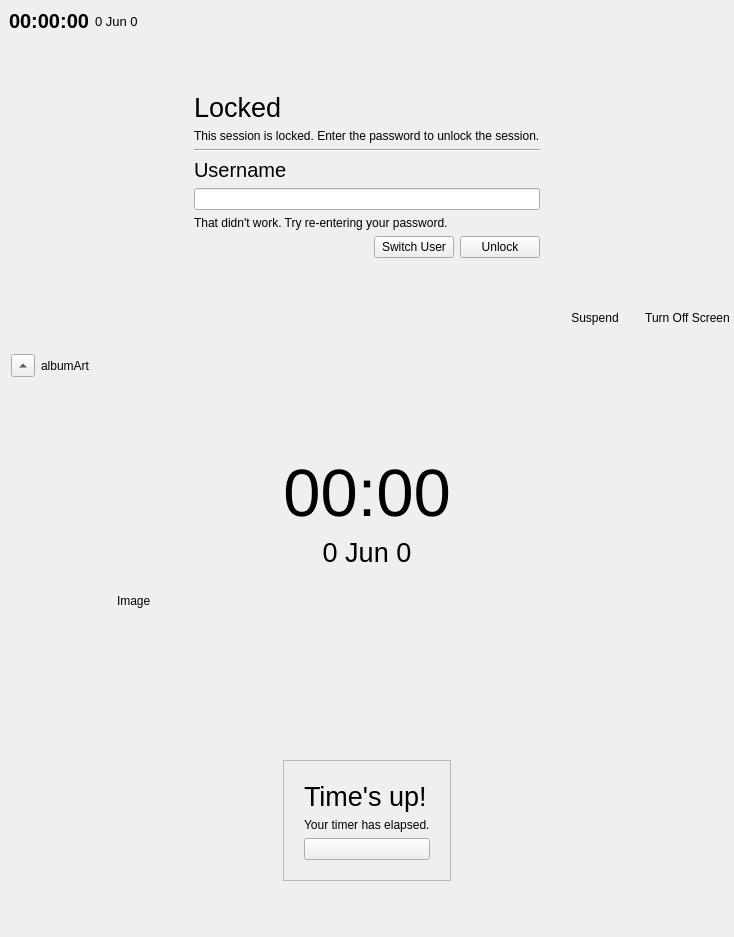
First picture: the form in mainwindow.ui, repository vicr123/tsscreenlock, before the edit.
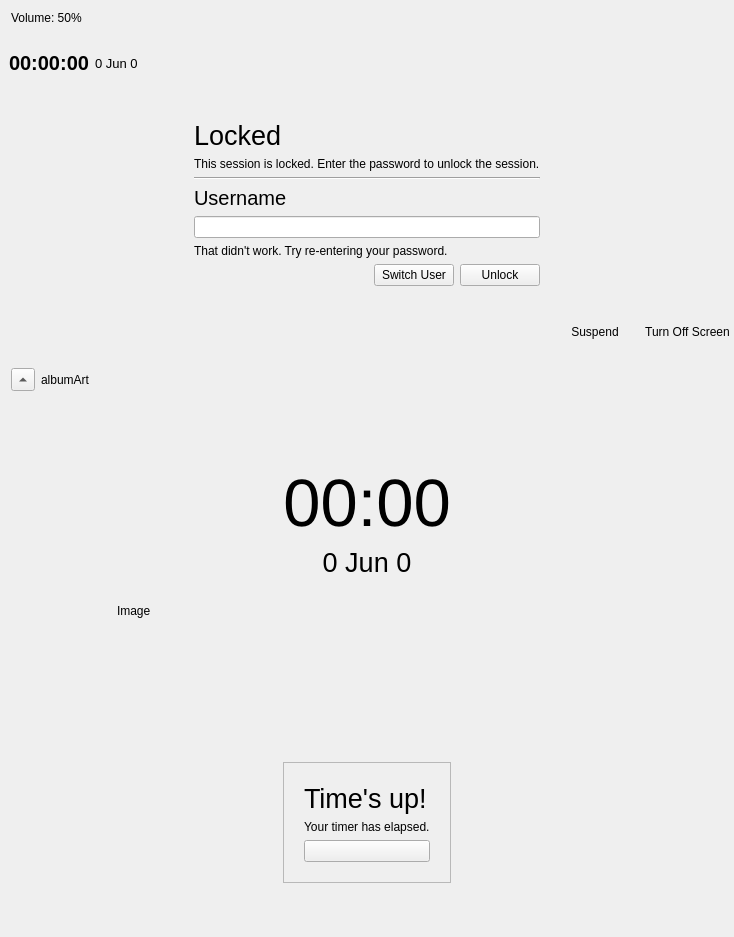
Second picture: the form after the edit. Icons and pictures are not drawn. Custom widgets are drawn as their Qt base class.

Commit message: New animations, volume hotkeys

Diff of the .ui file:
```diff
--- a/mainwindow.ui
+++ b/mainwindow.ui
@@ -30,78 +30,7 @@
     <property name="bottomMargin">
      <number>0</number>
     </property>
-    <item row="0" column="0" colspan="3">
-     <widget class="QFrame" name="frame">
-      <property name="font">
-       <font>
-        <pointsize>15</pointsize>
-       </font>
-      </property>
-      <property name="autoFillBackground">
-       <bool>true</bool>
-      </property>
-      <property name="frameShape">
-       <enum>QFrame::NoFrame</enum>
-      </property>
-      <property name="frameShadow">
-       <enum>QFrame::Raised</enum>
-      </property>
-      <layout class="QHBoxLayout" name="horizontalLayout_2">
-       <property name="leftMargin">
-        <number>9</number>
-       </property>
-       <property name="topMargin">
-        <number>9</number>
-       </property>
-       <property name="rightMargin">
-        <number>9</number>
-       </property>
-       <property name="bottomMargin">
-        <number>9</number>
-       </property>
-       <item>
-        <widget class="QLabel" name="timeLabel">
-         <property name="font">
-          <font>
-           <pointsize>15</pointsize>
-           <weight>75</weight>
-           <bold>true</bold>
-          </font>
-         </property>
-         <property name="text">
-          <string>00:00:00</string>
-         </property>
-        </widget>
-       </item>
-       <item>
-        <widget class="QLabel" name="dateLabel">
-         <property name="font">
-          <font>
-           <pointsize>10</pointsize>
-          </font>
-         </property>
-         <property name="text">
-          <string>0 Jun 0</string>
-         </property>
-        </widget>
-       </item>
-       <item>
-        <spacer name="horizontalSpacer_4">
-         <property name="orientation">
-          <enum>Qt::Horizontal</enum>
-         </property>
-         <property name="sizeHint" stdset="0">
-          <size>
-           <width>40</width>
-           <height>20</height>
-          </size>
-         </property>
-        </spacer>
-       </item>
-      </layout>
-     </widget>
-    </item>
-    <item row="7" column="0" colspan="3">
+    <item row="8" column="0" colspan="3">
      <widget class="CoverFrame" name="Cover">
       <property name="autoFillBackground">
        <bool>true</bool>
@@ -424,7 +353,8 @@
                 <string/>
                </property>
                <property name="icon">
-                <iconset theme="media-playback-stop"/>
+                <iconset theme="media-playback-stop">
+                 <normaloff>.</normaloff>.</iconset>
                </property>
                <property name="iconSize">
                 <size>
@@ -443,7 +373,78 @@
       </layout>
      </widget>
     </item>
-    <item row="1" column="1">
+    <item row="1" column="0" colspan="3">
+     <widget class="QFrame" name="frame">
+      <property name="font">
+       <font>
+        <pointsize>15</pointsize>
+       </font>
+      </property>
+      <property name="autoFillBackground">
+       <bool>true</bool>
+      </property>
+      <property name="frameShape">
+       <enum>QFrame::NoFrame</enum>
+      </property>
+      <property name="frameShadow">
+       <enum>QFrame::Raised</enum>
+      </property>
+      <layout class="QHBoxLayout" name="horizontalLayout_2">
+       <property name="leftMargin">
+        <number>9</number>
+       </property>
+       <property name="topMargin">
+        <number>9</number>
+       </property>
+       <property name="rightMargin">
+        <number>9</number>
+       </property>
+       <property name="bottomMargin">
+        <number>9</number>
+       </property>
+       <item>
+        <widget class="QLabel" name="timeLabel">
+         <property name="font">
+          <font>
+           <pointsize>15</pointsize>
+           <weight>75</weight>
+           <bold>true</bold>
+          </font>
+         </property>
+         <property name="text">
+          <string>00:00:00</string>
+         </property>
+        </widget>
+       </item>
+       <item>
+        <widget class="QLabel" name="dateLabel">
+         <property name="font">
+          <font>
+           <pointsize>10</pointsize>
+          </font>
+         </property>
+         <property name="text">
+          <string>0 Jun 0</string>
+         </property>
+        </widget>
+       </item>
+       <item>
+        <spacer name="horizontalSpacer_4">
+         <property name="orientation">
+          <enum>Qt::Horizontal</enum>
+         </property>
+         <property name="sizeHint" stdset="0">
+          <size>
+           <width>40</width>
+           <height>20</height>
+          </size>
+         </property>
+        </spacer>
+       </item>
+      </layout>
+     </widget>
+    </item>
+    <item row="2" column="1">
      <spacer name="verticalSpacer">
       <property name="orientation">
        <enum>Qt::Vertical</enum>
@@ -456,7 +457,7 @@
       </property>
      </spacer>
     </item>
-    <item row="2" column="2">
+    <item row="3" column="2">
      <spacer name="horizontalSpacer_2">
       <property name="orientation">
        <enum>Qt::Horizontal</enum>
@@ -469,7 +470,33 @@
       </property>
      </spacer>
     </item>
-    <item row="2" column="1">
+    <item row="3" column="0">
+     <spacer name="horizontalSpacer">
+      <property name="orientation">
+       <enum>Qt::Horizontal</enum>
+      </property>
+      <property name="sizeHint" stdset="0">
+       <size>
+        <width>63</width>
+        <height>20</height>
+       </size>
+      </property>
+     </spacer>
+    </item>
+    <item row="4" column="1">
+     <spacer name="verticalSpacer_2">
+      <property name="orientation">
+       <enum>Qt::Vertical</enum>
+      </property>
+      <property name="sizeHint" stdset="0">
+       <size>
+        <width>20</width>
+        <height>70</height>
+       </size>
+      </property>
+     </spacer>
+    </item>
+    <item row="3" column="1">
      <widget class="QFrame" name="lockFrame">
       <property name="autoFillBackground">
        <bool>true</bool>
@@ -598,98 +625,7 @@
       </layout>
      </widget>
     </item>
-    <item row="2" column="0">
-     <spacer name="horizontalSpacer">
-      <property name="orientation">
-       <enum>Qt::Horizontal</enum>
-      </property>
-      <property name="sizeHint" stdset="0">
-       <size>
-        <width>63</width>
-        <height>20</height>
-       </size>
-      </property>
-     </spacer>
-    </item>
-    <item row="3" column="1">
-     <spacer name="verticalSpacer_2">
-      <property name="orientation">
-       <enum>Qt::Vertical</enum>
-      </property>
-      <property name="sizeHint" stdset="0">
-       <size>
-        <width>20</width>
-        <height>70</height>
-       </size>
-      </property>
-     </spacer>
-    </item>
-    <item row="4" column="0" colspan="3">
-     <widget class="QFrame" name="frame_3">
-      <property name="frameShape">
-       <enum>QFrame::NoFrame</enum>
-      </property>
-      <property name="frameShadow">
-       <enum>QFrame::Raised</enum>
-      </property>
-      <layout class="QHBoxLayout" name="horizontalLayout_3">
-       <property name="leftMargin">
-        <number>0</number>
-       </property>
-       <property name="topMargin">
-        <number>0</number>
-       </property>
-       <property name="rightMargin">
-        <number>0</number>
-       </property>
-       <property name="bottomMargin">
-        <number>0</number>
-       </property>
-       <item>
-        <spacer name="horizontalSpacer_7">
-         <property name="orientation">
-          <enum>Qt::Horizontal</enum>
-         </property>
-         <property name="sizeHint" stdset="0">
-          <size>
-           <width>518</width>
-           <height>20</height>
-          </size>
-         </property>
-        </spacer>
-       </item>
-       <item>
-        <widget class="QPushButton" name="pushButton_4">
-         <property name="text">
-          <string>Suspend</string>
-         </property>
-         <property name="icon">
-          <iconset theme="system-suspend">
-           <normaloff>.</normaloff>.</iconset>
-         </property>
-         <property name="flat">
-          <bool>true</bool>
-         </property>
-        </widget>
-       </item>
-       <item>
-        <widget class="QPushButton" name="pushButton_3">
-         <property name="text">
-          <string>Turn Off Screen</string>
-         </property>
-         <property name="icon">
-          <iconset theme="video-display">
-           <normaloff>.</normaloff>.</iconset>
-         </property>
-         <property name="flat">
-          <bool>true</bool>
-         </property>
-        </widget>
-       </item>
-      </layout>
-     </widget>
-    </item>
-    <item row="6" column="0" colspan="3">
+    <item row="7" column="0" colspan="3">
      <widget class="TopBorderFrame" name="mprisFrame">
       <property name="sizePolicy">
        <sizepolicy hsizetype="Preferred" vsizetype="Fixed">
@@ -814,7 +750,7 @@
       </layout>
      </widget>
     </item>
-    <item row="5" column="0" colspan="2">
+    <item row="6" column="0" colspan="2">
      <widget class="QFrame" name="paddingFrame">
       <property name="sizePolicy">
        <sizepolicy hsizetype="Preferred" vsizetype="Fixed">
@@ -830,6 +766,93 @@
       </property>
      </widget>
     </item>
+    <item row="5" column="0" colspan="3">
+     <widget class="QFrame" name="frame_3">
+      <property name="frameShape">
+       <enum>QFrame::NoFrame</enum>
+      </property>
+      <property name="frameShadow">
+       <enum>QFrame::Raised</enum>
+      </property>
+      <layout class="QHBoxLayout" name="horizontalLayout_3">
+       <property name="leftMargin">
+        <number>0</number>
+       </property>
+       <property name="topMargin">
+        <number>0</number>
+       </property>
+       <property name="rightMargin">
+        <number>0</number>
+       </property>
+       <property name="bottomMargin">
+        <number>0</number>
+       </property>
+       <item>
+        <spacer name="horizontalSpacer_7">
+         <property name="orientation">
+          <enum>Qt::Horizontal</enum>
+         </property>
+         <property name="sizeHint" stdset="0">
+          <size>
+           <width>518</width>
+           <height>20</height>
+          </size>
+         </property>
+        </spacer>
+       </item>
+       <item>
+        <widget class="QPushButton" name="pushButton_4">
+         <property name="text">
+          <string>Suspend</string>
+         </property>
+         <property name="icon">
+          <iconset theme="system-suspend">
+           <normaloff>.</normaloff>.</iconset>
+         </property>
+         <property name="flat">
+          <bool>true</bool>
+         </property>
+        </widget>
+       </item>
+       <item>
+        <widget class="QPushButton" name="pushButton_3">
+         <property name="text">
+          <string>Turn Off Screen</string>
+         </property>
+         <property name="icon">
+          <iconset theme="video-display">
+           <normaloff>.</normaloff>.</iconset>
+         </property>
+         <property name="flat">
+          <bool>true</bool>
+         </property>
+        </widget>
+       </item>
+      </layout>
+     </widget>
+    </item>
+    <item row="0" column="0" colspan="3">
+     <widget class="QFrame" name="hudFrame">
+      <property name="autoFillBackground">
+       <bool>true</bool>
+      </property>
+      <property name="frameShape">
+       <enum>QFrame::NoFrame</enum>
+      </property>
+      <property name="frameShadow">
+       <enum>QFrame::Raised</enum>
+      </property>
+      <layout class="QHBoxLayout" name="horizontalLayout_5">
+       <item>
+        <widget class="QLabel" name="hudLabel">
+         <property name="text">
+          <string>Volume: 50%</string>
+         </property>
+        </widget>
+       </item>
+      </layout>
+     </widget>
+    </item>
    </layout>
   </widget>
  </widget>
```
The commit also changes 4 other files.
